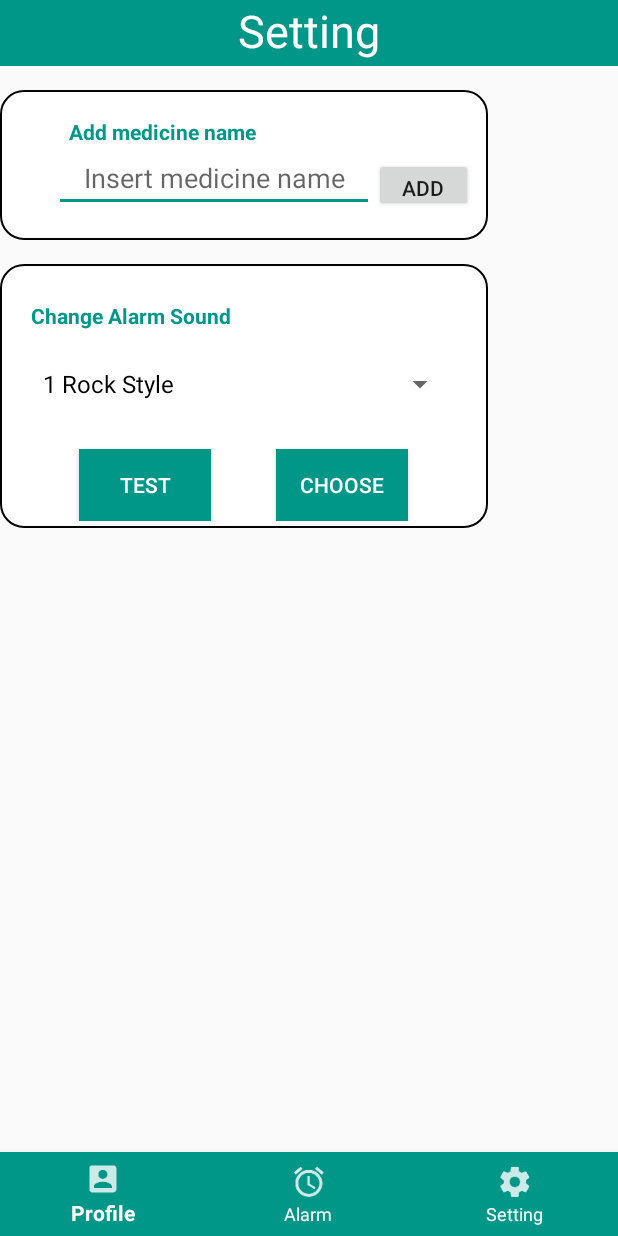
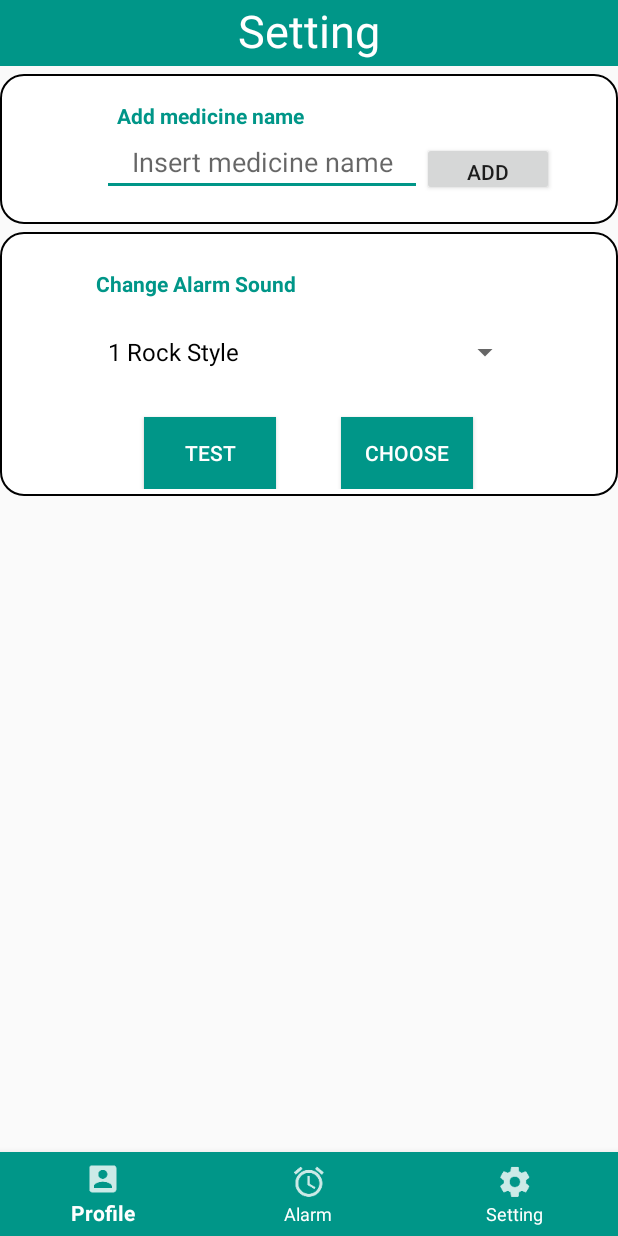
Before and after one commit to hackkarn/Ohyes, an Android app: the SettingActivity screen opened directly, with no data from a screen before it, on a phone screen of 412 x 824 dp. Run offline under Robolectric (Android 15) with nearby library versions, the phone set to English and light mode, and no system bars.

Commit message:
Auto stash before merge of "master" and "origin/master"

```diff
--- a/app/src/main/java/com/ohyes/ohyes/SettingActivity.java
+++ b/app/src/main/java/com/ohyes/ohyes/SettingActivity.java
@@ -58,7 +58,7 @@ public class SettingActivity extends AppCompatActivity {
                 list.add(text);
                 globalVariable.setMedlist(list);
 
-                medName.setText("Success");
+                medName.setText("Add success");
 
             }
         });
--- a/app/src/main/res/layout/activity_setting.xml
+++ b/app/src/main/res/layout/activity_setting.xml
@@ -48,16 +48,15 @@
 
     <RelativeLayout
         android:id="@+id/layout1"
-        android:layout_width="325dp"
+        android:layout_width="match_parent"
         android:layout_height="100dp"
         android:layout_alignParentBottom="true"
         android:layout_centerHorizontal="true"
-        android:layout_marginTop="16dp"
+        android:layout_marginTop="5dp"
         android:background="@drawable/card_edge"
         android:gravity="center"
         app:layout_constraintTop_toBottomOf="@+id/header_layout"
-
-        tools:layout_editor_absoluteX="18dp">
+        >
 
         <TextView
             android:layout_width="wrap_content"
@@ -102,12 +101,13 @@
     </RelativeLayout>
 
     <RelativeLayout
-        android:layout_width="325dp"
+        android:layout_width="match_parent"
         android:layout_height="176dp"
-        android:layout_marginTop="16dp"
+        android:layout_marginTop="5dp"
         android:background="@drawable/card_edge"
         app:layout_constraintTop_toBottomOf="@+id/layout1"
-        tools:layout_editor_absoluteX="18dp">
+        tools:layout_editor_absoluteX="18dp"
+        android:gravity="center">
 
         <TextView
             android:id="@+id/textSound"
```
